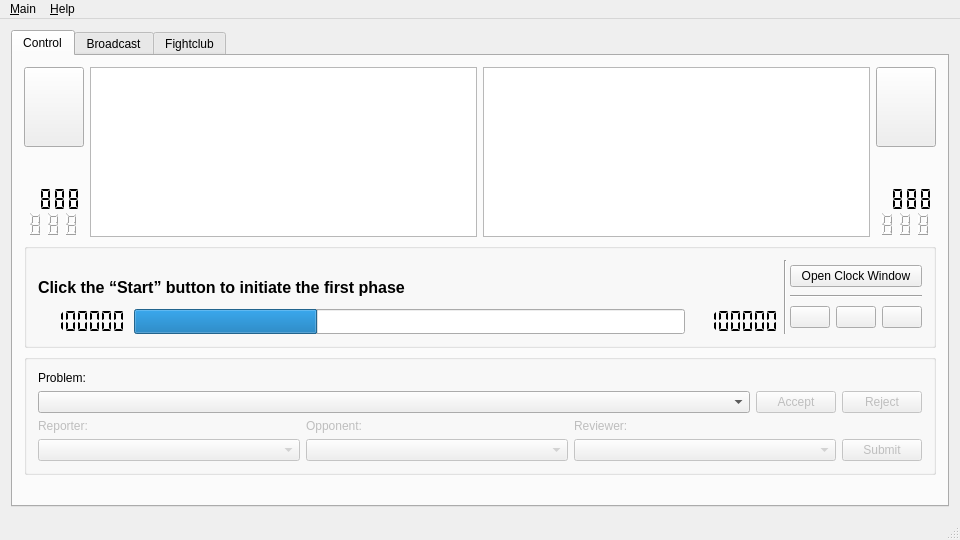
Old version of the form client/fightclubclient.ui in the repository SFr682k/fightclub.
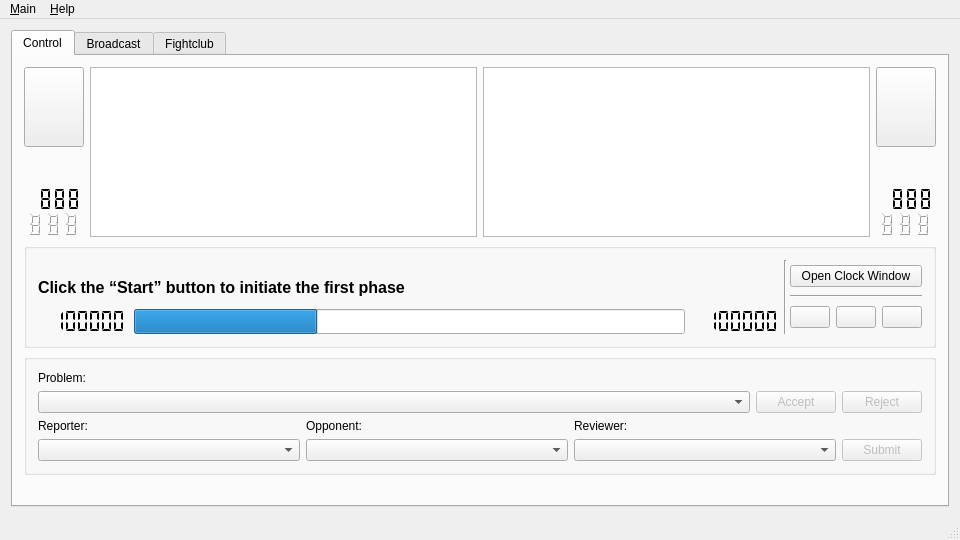
New version of the form. Icons and pictures are not drawn.

Diff of the .ui file:
```diff
--- a/client/fightclubclient.ui
+++ b/client/fightclubclient.ui
@@ -905,9 +905,6 @@
             <layout class="QGridLayout" name="performancesbox">
              <item row="1" column="2">
               <widget class="QLabel" name="revlabel">
-               <property name="enabled">
-                <bool>false</bool>
-               </property>
                <property name="text">
                 <string>Reviewer:</string>
                </property>
@@ -915,9 +912,6 @@
              </item>
              <item row="1" column="0">
               <widget class="QLabel" name="replabel">
-               <property name="enabled">
-                <bool>false</bool>
-               </property>
                <property name="text">
                 <string>Reporter:</string>
                </property>
@@ -925,34 +919,19 @@
              </item>
              <item row="1" column="1">
               <widget class="QLabel" name="opplabel">
-               <property name="enabled">
-                <bool>false</bool>
-               </property>
                <property name="text">
                 <string>Opponent:</string>
                </property>
               </widget>
              </item>
              <item row="2" column="0">
-              <widget class="QComboBox" name="repcombobox">
-               <property name="enabled">
-                <bool>false</bool>
-               </property>
-              </widget>
+              <widget class="QComboBox" name="repcombobox"/>
              </item>
              <item row="2" column="1">
-              <widget class="QComboBox" name="oppcombobox">
-               <property name="enabled">
-                <bool>false</bool>
-               </property>
-              </widget>
+              <widget class="QComboBox" name="oppcombobox"/>
              </item>
              <item row="2" column="2">
-              <widget class="QComboBox" name="revcombobox">
-               <property name="enabled">
-                <bool>false</bool>
-               </property>
-              </widget>
+              <widget class="QComboBox" name="revcombobox"/>
              </item>
              <item row="2" column="3">
               <widget class="QPushButton" name="submitperfomances">
```
Left out of the diff: 2 changed lines with no effect on the pictures.
